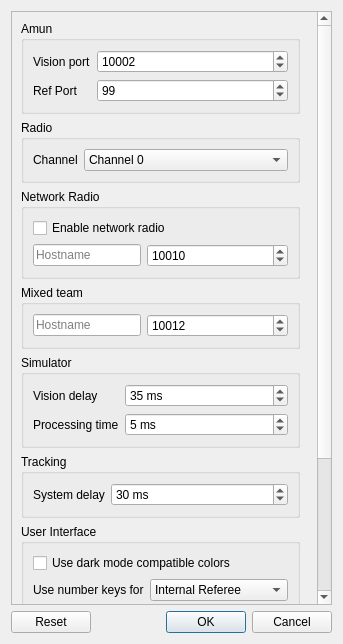
Qt form src/ra/configdialog.ui (robotics-erlangen/framework) before a commit.
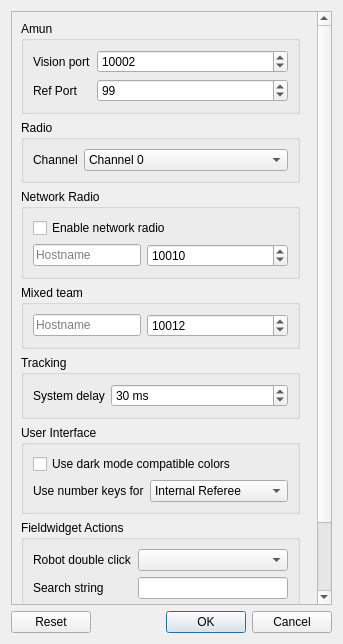
The same form after that commit.

Commit message: ra: move simulator delay parameters to simulator config widget

```diff
--- a/src/ra/configdialog.ui
+++ b/src/ra/configdialog.ui
@@ -26,9 +26,9 @@
       <property name="geometry">
        <rect>
         <x>0</x>
-        <y>-284</y>
+        <y>0</y>
         <width>297</width>
-        <height>876</height>
+        <height>765</height>
        </rect>
       </property>
       <property name="maximumSize">
@@ -246,52 +246,6 @@
          </layout>
         </widget>
        </item>
-       <item>
-        <widget class="QGroupBox" name="groupBox_3">
-         <property name="title">
-          <string>Simulator</string>
-         </property>
-         <layout class="QFormLayout" name="formLayout">
-          <item row="0" column="0">
-           <widget class="QLabel" name="label_3">
-            <property name="toolTip">
-             <string>System delay + processing time should equal vision delay!</string>
-            </property>
-            <property name="text">
-             <string>Vision delay</string>
-            </property>
-           </widget>
-          </item>
-          <item row="1" column="0">
-           <widget class="QLabel" name="label_4">
-            <property name="text">
-             <string>Processing time</string>
-            </property>
-           </widget>
-          </item>
-          <item row="0" column="1">
-           <widget class="QSpinBox" name="simVisionDelay">
-            <property name="suffix">
-             <string> ms</string>
-            </property>
-            <property name="value">
-             <number>35</number>
-            </property>
-           </widget>
-          </item>
-          <item row="1" column="1">
-           <widget class="QSpinBox" name="simProcessingTime">
-            <property name="suffix">
-             <string> ms</string>
-            </property>
-            <property name="value">
-             <number>5</number>
-            </property>
-           </widget>
-          </item>
-         </layout>
-        </widget>
-       </item>
        <item>
         <widget class="QGroupBox" name="groupBox_2">
          <property name="title">
```
The commit also changes 8 other files.
